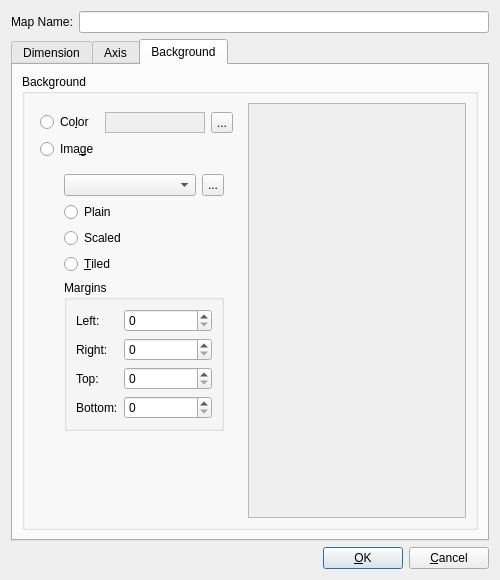
Qt form bin/mappropertiesdialog.ui (dyle/rpgmapper) before a commit.
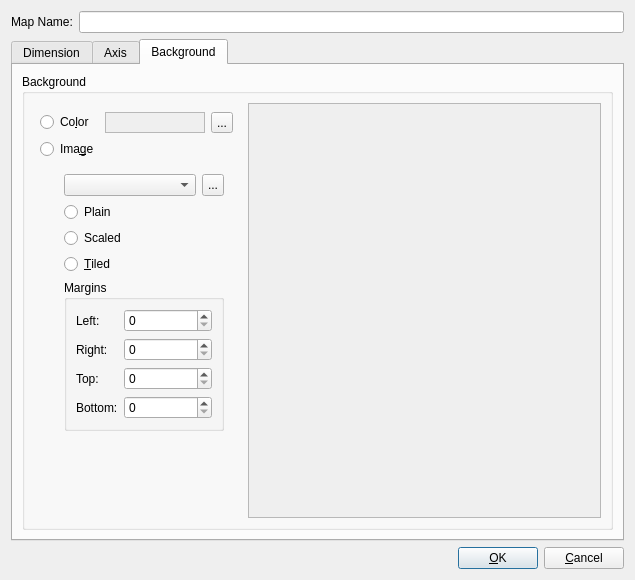
The same form after that commit. Icons and pictures are not drawn. Custom widgets are drawn as their Qt base class.

Commit message: sets a better initial size of the map properties dialog

Diff of the .ui file:
```diff
--- a/bin/mappropertiesdialog.ui
+++ b/bin/mappropertiesdialog.ui
@@ -6,7 +6,7 @@
    <rect>
     <x>0</x>
     <y>0</y>
-    <width>500</width>
+    <width>635</width>
     <height>580</height>
    </rect>
   </property>
@@ -894,7 +894,7 @@
               <rect>
                <x>0</x>
                <y>0</y>
-               <width>231</width>
+               <width>366</width>
                <height>400</height>
               </rect>
              </property>
```
